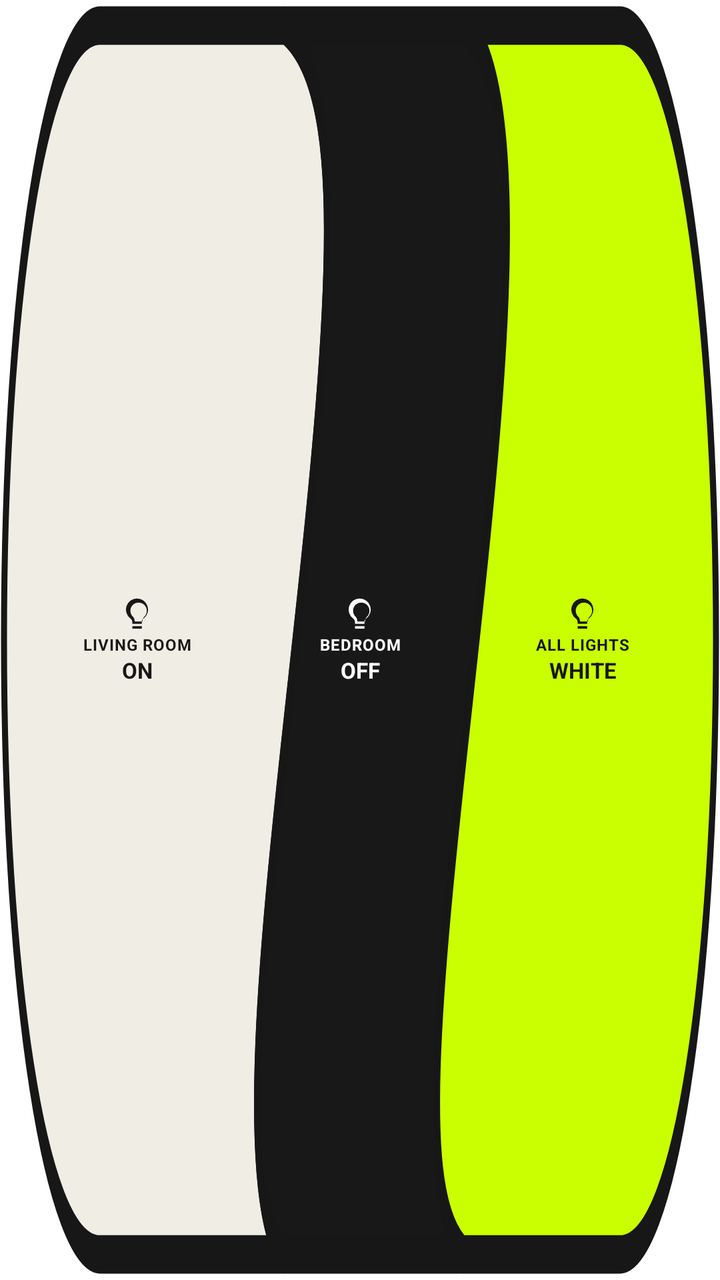
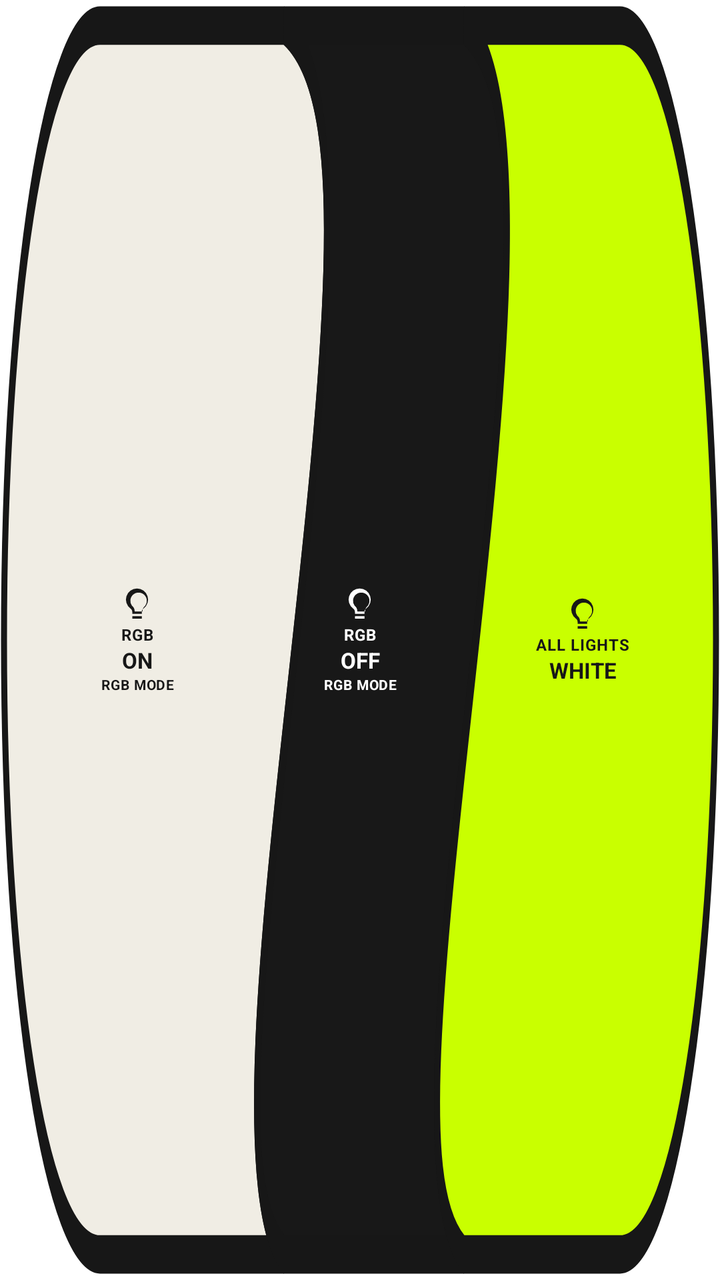

Screens rendered from an Android XML layout before and after an edit, with the pre-edit source and the edit as a unified diff.
<!-- AndroidManifest.xml: fallback theme Theme.MaterialComponents.DayNight.NoActionBar -->
<!-- res/layout/widget_smart_controls_chrome.xml -->
<?xml version="1.0" encoding="utf-8"?>
<FrameLayout xmlns:android="http://schemas.android.com/apk/res/android" android:layout_width="match_parent" android:layout_height="match_parent" android:background="@drawable/widget_bridge_mono" android:padding="4dp">
    <LinearLayout android:layout_width="match_parent" android:layout_height="match_parent" android:orientation="horizontal" android:gravity="center" android:paddingStart="9dp" android:paddingEnd="9dp">
        <LinearLayout android:id="@+id/widget_light_on" android:layout_width="0dp" android:layout_height="match_parent" android:layout_weight="1" android:orientation="vertical" android:gravity="center" android:clickable="true" android:focusable="true" android:background="@android:color/transparent" android:contentDescription="LIVING ROOM ON">
            <ImageView android:layout_width="19dp" android:layout_height="19dp" android:src="@drawable/ic_widget_bulb" android:tint="#171717" android:contentDescription="@null" />
            <TextView android:layout_width="match_parent" android:layout_height="wrap_content" android:gravity="center" android:singleLine="true" android:ellipsize="end" android:text="LIVING ROOM" android:textColor="#171717" android:textSize="8sp" android:textStyle="bold" android:letterSpacing="0.04" />
            <TextView android:layout_width="match_parent" android:layout_height="wrap_content" android:gravity="center" android:text="ON" android:textColor="#171717" android:textSize="11sp" android:textStyle="bold" />
        </LinearLayout>
        <LinearLayout android:id="@+id/widget_light_off" android:layout_width="0dp" android:layout_height="match_parent" android:layout_weight="1" android:orientation="vertical" android:gravity="center" android:clickable="true" android:focusable="true" android:background="@android:color/transparent" android:contentDescription="BEDROOM OFF">
            <ImageView android:layout_width="19dp" android:layout_height="19dp" android:src="@drawable/ic_widget_bulb" android:tint="#FFFFFF" android:contentDescription="@null" />
            <TextView android:layout_width="match_parent" android:layout_height="wrap_content" android:gravity="center" android:singleLine="true" android:ellipsize="end" android:text="BEDROOM" android:textColor="#FFFFFF" android:textSize="8sp" android:textStyle="bold" android:letterSpacing="0.04" />
            <TextView android:layout_width="match_parent" android:layout_height="wrap_content" android:gravity="center" android:text="OFF" android:textColor="#FFFFFF" android:textSize="11sp" android:textStyle="bold" />
        </LinearLayout>
        <LinearLayout android:id="@+id/widget_light_white" android:layout_width="0dp" android:layout_height="match_parent" android:layout_weight="1" android:orientation="vertical" android:gravity="center" android:clickable="true" android:focusable="true" android:background="@android:color/transparent" android:contentDescription="ALL LIGHTS WHITE">
            <ImageView android:layout_width="19dp" android:layout_height="19dp" android:src="@drawable/ic_widget_bulb" android:tint="#171717" android:contentDescription="@null" />
            <TextView android:layout_width="match_parent" android:layout_height="wrap_content" android:gravity="center" android:singleLine="true" android:ellipsize="end" android:text="ALL LIGHTS" android:textColor="#171717" android:textSize="8sp" android:textStyle="bold" android:letterSpacing="0.04" />
            <TextView android:layout_width="match_parent" android:layout_height="wrap_content" android:gravity="center" android:text="WHITE" android:textColor="#171717" android:textSize="11sp" android:textStyle="bold" />
        </LinearLayout>
    </LinearLayout>
</FrameLayout>
<!-- resources referenced by this layout -->
<resources>
  <!-- drawable ic_widget_bulb (drawable) -->
  <?xml version="1.0" encoding="utf-8"?>
  <vector xmlns:android="http://schemas.android.com/apk/res/android" android:width="24dp" android:height="24dp" android:viewportWidth="24" android:viewportHeight="24">
      <path android:fillColor="#FF000000" android:pathData="M9,21h6v-1.5H9V21zM12,2a7,7 0,0 0,-4.1 12.67c0.67,0.49 1.1,1.2 1.1,2.08V18h6v-1.25c0,-0.88 0.43,-1.59 1.1,-2.08A7,7 0,0 0,12 2zM13.5,16.5h-3v-0.3c0,-1.35 -0.65,-2.57 -1.7,-3.35A5.2,5.2 0,1 1,17.2 12.85c-1.05,0.78 -1.7,2 -1.7,3.35v0.3z" />
  </vector>
  <!-- drawable widget_bridge_mono (drawable) -->
  <?xml version="1.0" encoding="utf-8"?>
  <vector xmlns:android="http://schemas.android.com/apk/res/android" android:width="360dp" android:height="100dp" android:viewportWidth="360" android:viewportHeight="100">
      <path android:fillColor="#F0EDE4" android:strokeColor="#171717" android:strokeWidth="3" android:pathData="M50,2 H142 C210,12 90,88 142,98 H50 C23,98 2,77 2,50 C2,23 23,2 50,2 Z" />
      <path android:fillColor="#181818" android:strokeColor="#171717" android:strokeWidth="3" android:pathData="M142,2 H232 C300,12 180,88 232,98 H142 C90,88 210,12 142,2 Z" />
      <path android:fillColor="#C9FF00" android:strokeColor="#171717" android:strokeWidth="3" android:pathData="M232,2 H310 C337,2 358,23 358,50 C358,77 337,98 310,98 H232 C180,88 300,12 232,2 Z" />
  </vector>
</resources>

<!-- the commit's change to res/layout/widget_smart_controls_chrome.xml (unified diff, before → after) -->
@@ -1,15 +1,17 @@
 <?xml version="1.0" encoding="utf-8"?>
 <FrameLayout xmlns:android="http://schemas.android.com/apk/res/android" android:layout_width="match_parent" android:layout_height="match_parent" android:background="@drawable/widget_bridge_mono" android:padding="4dp">
     <LinearLayout android:layout_width="match_parent" android:layout_height="match_parent" android:orientation="horizontal" android:gravity="center" android:paddingStart="9dp" android:paddingEnd="9dp">
-        <LinearLayout android:id="@+id/widget_light_on" android:layout_width="0dp" android:layout_height="match_parent" android:layout_weight="1" android:orientation="vertical" android:gravity="center" android:clickable="true" android:focusable="true" android:background="@android:color/transparent" android:contentDescription="LIVING ROOM ON">
+        <LinearLayout android:id="@+id/widget_light_on" android:layout_width="0dp" android:layout_height="match_parent" android:layout_weight="1" android:orientation="vertical" android:gravity="center" android:clickable="true" android:focusable="true" android:background="@android:color/transparent" android:contentDescription="RGB ON">
             <ImageView android:layout_width="19dp" android:layout_height="19dp" android:src="@drawable/ic_widget_bulb" android:tint="#171717" android:contentDescription="@null" />
-            <TextView android:layout_width="match_parent" android:layout_height="wrap_content" android:gravity="center" android:singleLine="true" android:ellipsize="end" android:text="LIVING ROOM" android:textColor="#171717" android:textSize="8sp" android:textStyle="bold" android:letterSpacing="0.04" />
+            <TextView android:layout_width="match_parent" android:layout_height="wrap_content" android:gravity="center" android:singleLine="true" android:ellipsize="end" android:text="RGB" android:textColor="#171717" android:textSize="8sp" android:textStyle="bold" android:letterSpacing="0.04" />
             <TextView android:layout_width="match_parent" android:layout_height="wrap_content" android:gravity="center" android:text="ON" android:textColor="#171717" android:textSize="11sp" android:textStyle="bold" />
+            <TextView android:layout_width="match_parent" android:layout_height="wrap_content" android:gravity="center" android:singleLine="true" android:text="RGB MODE" android:textColor="#171717" android:textSize="7sp" android:textStyle="bold" android:letterSpacing="0.04" />
         </LinearLayout>
-        <LinearLayout android:id="@+id/widget_light_off" android:layout_width="0dp" android:layout_height="match_parent" android:layout_weight="1" android:orientation="vertical" android:gravity="center" android:clickable="true" android:focusable="true" android:background="@android:color/transparent" android:contentDescription="BEDROOM OFF">
+        <LinearLayout android:id="@+id/widget_light_off" android:layout_width="0dp" android:layout_height="match_parent" android:layout_weight="1" android:orientation="vertical" android:gravity="center" android:clickable="true" android:focusable="true" android:background="@android:color/transparent" android:contentDescription="RGB OFF">
             <ImageView android:layout_width="19dp" android:layout_height="19dp" android:src="@drawable/ic_widget_bulb" android:tint="#FFFFFF" android:contentDescription="@null" />
-            <TextView android:layout_width="match_parent" android:layout_height="wrap_content" android:gravity="center" android:singleLine="true" android:ellipsize="end" android:text="BEDROOM" android:textColor="#FFFFFF" android:textSize="8sp" android:textStyle="bold" android:letterSpacing="0.04" />
+            <TextView android:layout_width="match_parent" android:layout_height="wrap_content" android:gravity="center" android:singleLine="true" android:ellipsize="end" android:text="RGB" android:textColor="#FFFFFF" android:textSize="8sp" android:textStyle="bold" android:letterSpacing="0.04" />
             <TextView android:layout_width="match_parent" android:layout_height="wrap_content" android:gravity="center" android:text="OFF" android:textColor="#FFFFFF" android:textSize="11sp" android:textStyle="bold" />
+            <TextView android:layout_width="match_parent" android:layout_height="wrap_content" android:gravity="center" android:singleLine="true" android:text="RGB MODE" android:textColor="#FFFFFF" android:textSize="7sp" android:textStyle="bold" android:letterSpacing="0.04" />
         </LinearLayout>
         <LinearLayout android:id="@+id/widget_light_white" android:layout_width="0dp" android:layout_height="match_parent" android:layout_weight="1" android:orientation="vertical" android:gravity="center" android:clickable="true" android:focusable="true" android:background="@android:color/transparent" android:contentDescription="ALL LIGHTS WHITE">
             <ImageView android:layout_width="19dp" android:layout_height="19dp" android:src="@drawable/ic_widget_bulb" android:tint="#171717" android:contentDescription="@null" />
